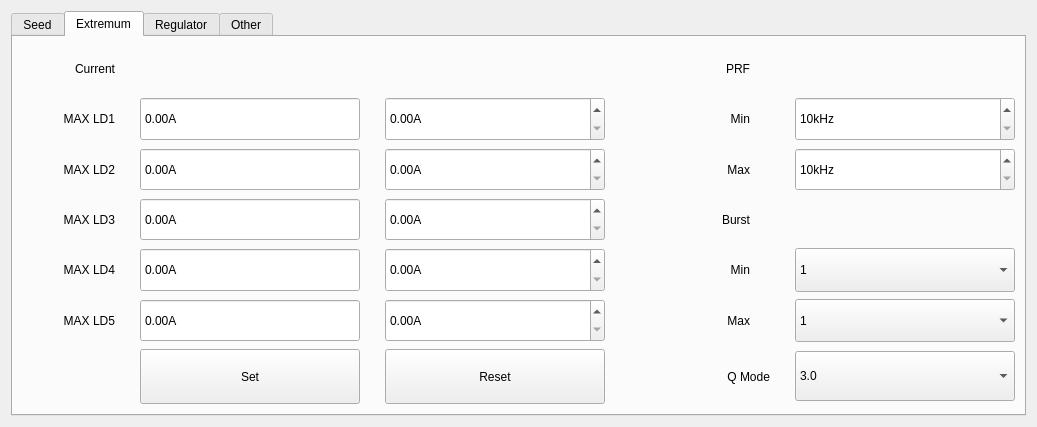
Before: the Qt Designer form mhighestwdt.ui in yuanjinxin123/shenglei, drawn with Qt 5.
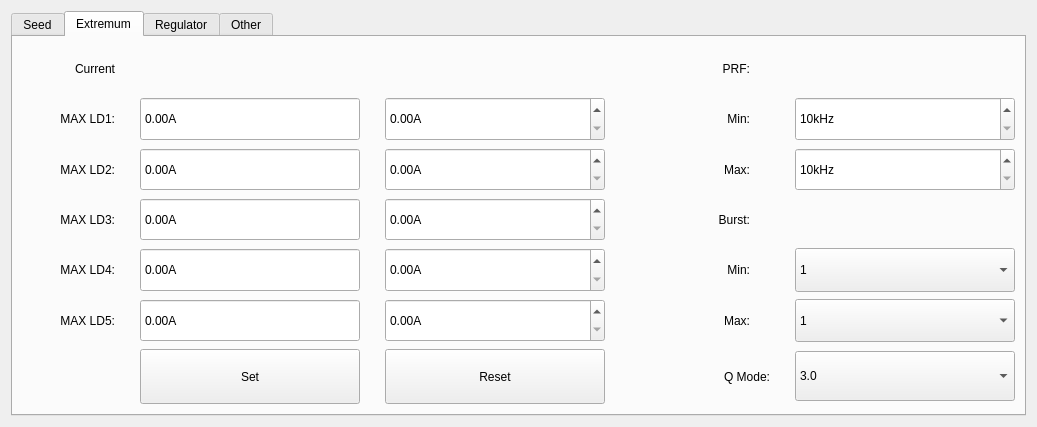
After: the same form once the commit is applied. Custom widgets are drawn as their Qt base class.

The edit to the form file:
```diff
--- a/mhighestwdt.ui
+++ b/mhighestwdt.ui
@@ -86,7 +86,7 @@
             </size>
            </property>
            <property name="text">
-            <string>MAX LD1</string>
+            <string>MAX LD1:</string>
            </property>
            <property name="alignment">
             <set>Qt::AlignRight|Qt::AlignTrailing|Qt::AlignVCenter</set>
@@ -102,7 +102,7 @@
             </size>
            </property>
            <property name="text">
-            <string>MAX LD5</string>
+            <string>MAX LD5:</string>
            </property>
            <property name="alignment">
             <set>Qt::AlignRight|Qt::AlignTrailing|Qt::AlignVCenter</set>
@@ -180,7 +180,7 @@
             </size>
            </property>
            <property name="text">
-            <string>MAX LD2</string>
+            <string>MAX LD2:</string>
            </property>
            <property name="alignment">
             <set>Qt::AlignRight|Qt::AlignTrailing|Qt::AlignVCenter</set>
@@ -295,7 +295,7 @@
             </size>
            </property>
            <property name="text">
-            <string>MAX LD4</string>
+            <string>MAX LD4:</string>
            </property>
            <property name="alignment">
             <set>Qt::AlignRight|Qt::AlignTrailing|Qt::AlignVCenter</set>
@@ -311,7 +311,7 @@
             </size>
            </property>
            <property name="text">
-            <string>Max</string>
+            <string>Max:</string>
            </property>
            <property name="alignment">
             <set>Qt::AlignRight|Qt::AlignTrailing|Qt::AlignVCenter</set>
@@ -481,7 +481,7 @@
             </size>
            </property>
            <property name="text">
-            <string>MAX LD3</string>
+            <string>MAX LD3:</string>
            </property>
            <property name="alignment">
             <set>Qt::AlignRight|Qt::AlignTrailing|Qt::AlignVCenter</set>
@@ -562,7 +562,7 @@
             </size>
            </property>
            <property name="text">
-            <string>PRF</string>
+            <string>PRF:</string>
            </property>
            <property name="alignment">
             <set>Qt::AlignRight|Qt::AlignTrailing|Qt::AlignVCenter</set>
@@ -594,7 +594,7 @@
             </size>
            </property>
            <property name="text">
-            <string>Min</string>
+            <string>Min:</string>
            </property>
            <property name="alignment">
             <set>Qt::AlignRight|Qt::AlignTrailing|Qt::AlignVCenter</set>
@@ -647,7 +647,7 @@
             </size>
            </property>
            <property name="text">
-            <string>Q Mode</string>
+            <string>Q Mode:</string>
            </property>
            <property name="alignment">
             <set>Qt::AlignRight|Qt::AlignTrailing|Qt::AlignVCenter</set>
@@ -663,7 +663,7 @@
             </size>
            </property>
            <property name="text">
-            <string>Min</string>
+            <string>Min:</string>
            </property>
            <property name="alignment">
             <set>Qt::AlignRight|Qt::AlignTrailing|Qt::AlignVCenter</set>
@@ -965,7 +965,7 @@
             </size>
            </property>
            <property name="text">
-            <string>Burst</string>
+            <string>Burst:</string>
            </property>
            <property name="alignment">
             <set>Qt::AlignRight|Qt::AlignTrailing|Qt::AlignVCenter</set>
@@ -981,7 +981,7 @@
             </size>
            </property>
            <property name="text">
-            <string>Max</string>
+            <string>Max:</string>
            </property>
            <property name="alignment">
             <set>Qt::AlignRight|Qt::AlignTrailing|Qt::AlignVCenter</set>
```
